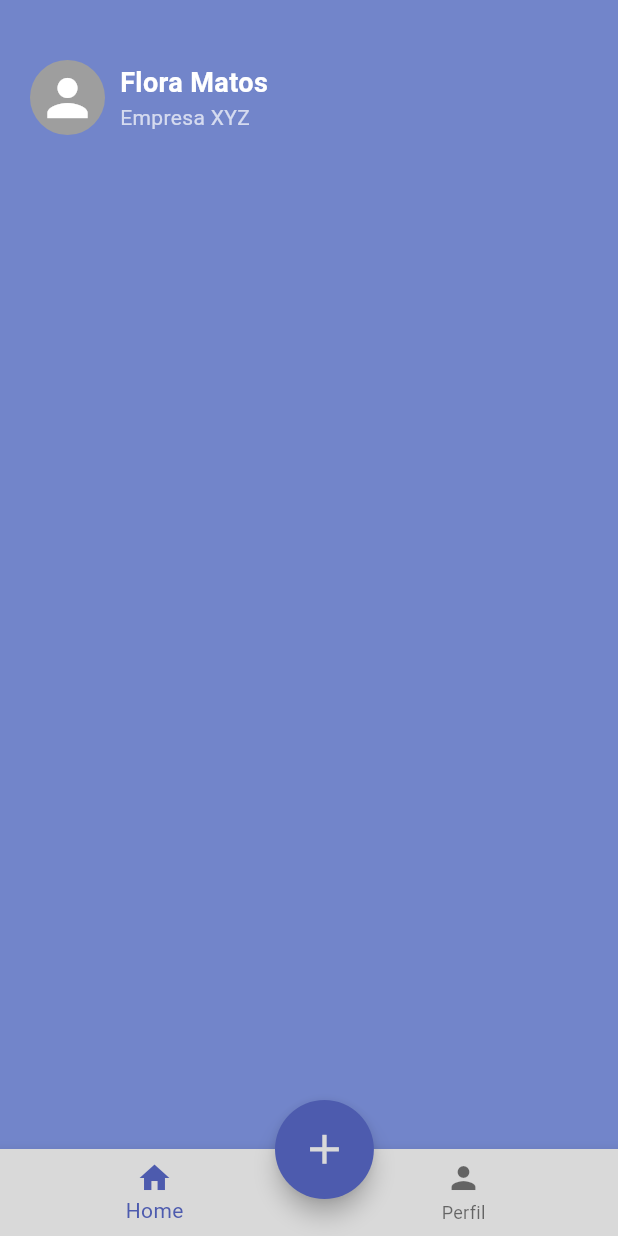
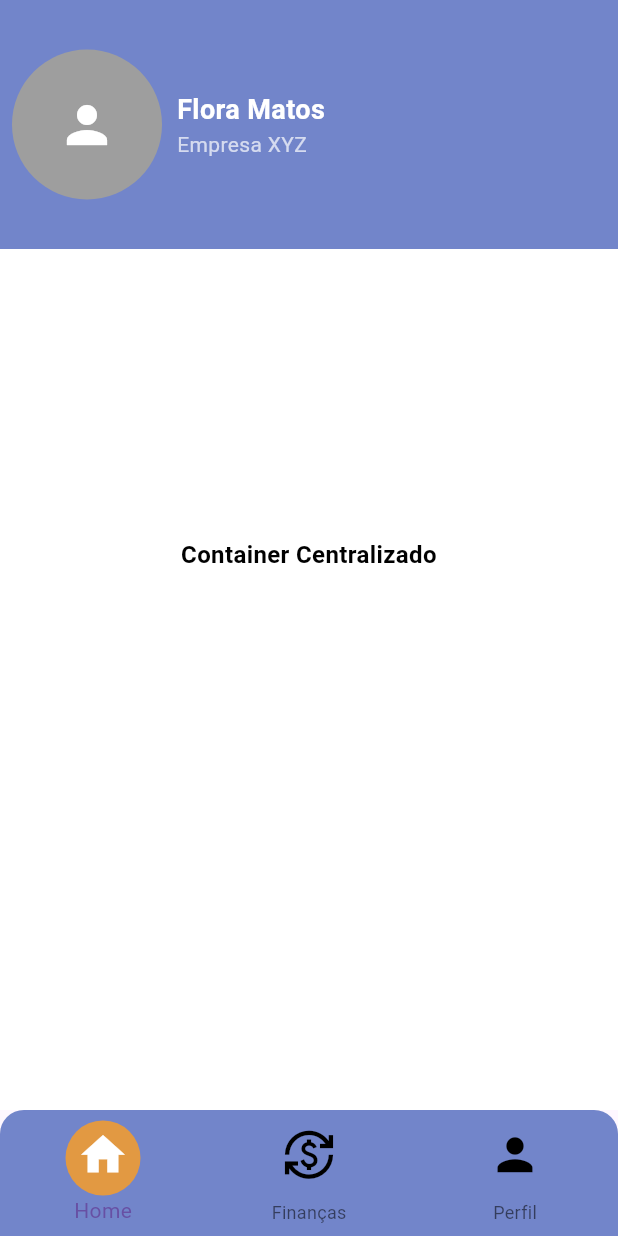
Before and after one commit to DavidHenrique2106/Precificando, a Flutter app: the screen it shows after launch, on a phone screen of 412 x 824 dp. Run offline on Flutter 3.47's test engine with Material 3 defaults, Android fonts, the phone set to English and light mode, and no system bars; our stand-ins replace charts_flutter, flutter_svg, image_picker, parse_server_sdk_flutter.

Commit message:
add:style homepage

```diff
--- a/lib/homeUser/home_page.dart
+++ b/lib/homeUser/home_page.dart
@@ -7,45 +7,89 @@ class MyHomePage extends StatefulWidget {
 }
 
 class _MyHomePageState extends State<MyHomePage> {
-  int _selectedIndex = 0; // Índice da página selecionada
-  bool isFABOpen = false;
-  bool isDarkened = false;
+  int _selectedIndex = 0;
 
-  // Páginas a serem exibidas no BottomNavigationBar
   static List<Widget> _widgetOptions = <Widget>[
     MyHomePage(), // Página inicial (Home)
     ProfilePage(), // Página do perfil
   ];
 
-  // Função para alternar entre as páginas ao clicar nos itens da barra de navegação
   void _onItemTapped(int index) {
     setState(() {
       _selectedIndex = index;
     });
   }
 
+  // Função para retornar o ícone envolvido em um contêiner com o rótulo
+  Widget _buildIconWithLabel(IconData icon, bool isSelected) {
+    return Container(
+      width: 50,
+      height: 50,
+      alignment: Alignment.bottomCenter,
+      decoration: BoxDecoration(
+        shape: BoxShape.circle,
+        color:
+            isSelected ? Color.fromRGBO(226, 153, 66, 1) : Colors.transparent,
+      ),
+      child: Column(
+        mainAxisAlignment: MainAxisAlignment.center,
+        children: [
+          Icon(
+            icon,
+            size: 35,
+            color: isSelected ? Colors.white : Colors.black,
+          ),
+          SizedBox(height: 4),
+        ],
+      ),
+    );
+  }
+
   @override
   Widget build(BuildContext context) {
     return Scaffold(
-      backgroundColor: Color.fromRGBO(114, 133, 202, 1),
       body: Stack(
         children: [
-          Container(
+          // Container centralizado que ocupa toda a tela
+          Positioned.fill(
+            child: Container(
+              color: Colors.transparent,
+              child: Center(
+                child: Container(
                   width: double.infinity,
                   height: double.infinity,
+                  color: Colors.white,
+                  child: Center(
+                    child: Text(
+                      'Container Centralizado',
+                      style: TextStyle(
+                        color: Colors.black,
+                        fontSize: 16,
+                        fontWeight: FontWeight.bold,
+                      ),
+                      textAlign: TextAlign.center,
+                    ),
+                  ),
+                ),
+              ),
+            ),
+          ),
+          // Foto de perfil, nome e nome da empresa no canto superior esquerdo com background
+          Positioned(
+            top: 0,
+            left: 0,
+            right: 0,
+            child: Container(
+              padding: EdgeInsets.all(8.0),
               decoration: BoxDecoration(
                 color: Color.fromRGBO(114, 133, 202, 1),
               ),
-          ),
-          // Foto de perfil, nome e nome da empresa no canto superior esquerdo
-          Positioned(
-            top: 40,
-            left: 20,
               child: Row(
+                mainAxisAlignment: MainAxisAlignment.start,
                 children: [
                   Container(
-                  width: 50,
-                  height: 50,
+                    width: 100,
+                    height: 150,
                     decoration: BoxDecoration(
                       shape: BoxShape.circle,
                       color: Colors.grey,
@@ -80,122 +124,46 @@ class _MyHomePageState extends State<MyHomePage> {
                 ],
               ),
             ),
+          ),
           // Modal flutuante com informações de título e descrição (Precificação)
-          AnimatedOpacity(
-            opacity: isDarkened ? 0.7 : 0.0,
-            duration: Duration(milliseconds: 200),
-            child: GestureDetector(
-              onTap: () {}, // Evento para fechar os modais
-              child: Container(
-                width: MediaQuery.of(context).size.width,
-                height: MediaQuery.of(context).size.height,
-                color: Colors.black,
-              ),
-            ),
-          ),
         ],
       ),
       // FAB Menu
-      floatingActionButton: Padding(
-        padding: EdgeInsets.only(
-          bottom: MediaQuery.of(context).size.height * 0.03,
-          left: MediaQuery.of(context).size.width * 0.05,
-        ),
-        child: Column(
-          mainAxisAlignment: MainAxisAlignment.end,
-          children: [
-            Visibility(
-              visible: isFABOpen,
-              child: Container(
-                child: Column(
-                  children: [
-                    // Adicione os FABs conforme necessário
-                  ],
+      bottomNavigationBar: Theme(
+        data: Theme.of(context).copyWith(
+          // Defina o estilo do texto para as labels do BottomNavigationBar
+          textTheme: Theme.of(context).textTheme.copyWith(
+                caption: TextStyle(color: Colors.white),
               ),
         ),
+        child: ClipRRect(
+          borderRadius: BorderRadius.only(
+            topLeft: Radius.circular(16.0),
+            topRight: Radius.circular(16.0),
           ),
-            SizedBox(height: MediaQuery.of(context).size.height * 0.022),
-            SizedBox(
-              width: MediaQuery.of(context).size.width * 0.16,
-              height: MediaQuery.of(context).size.width * 0.16,
-              child: FloatingActionButton(
-                onPressed: () {
-                  setState(() {
-                    isFABOpen = !isFABOpen;
-                  });
-                },
-                child: Icon(
-                  isFABOpen ? Icons.close : Icons.add,
-                  size: MediaQuery.of(context).size.width * 0.08,
-                  color: Color.fromRGBO(217, 217, 217, 1),
-                ),
-                backgroundColor: Color.fromRGBO(77, 91, 174, 1),
-                shape: RoundedRectangleBorder(
-                  borderRadius: BorderRadius.circular(
-                      MediaQuery.of(context).size.width * 0.08),
-                ),
-              ),
-            ),
-          ],
-        ),
-      ),
-      floatingActionButtonLocation:
-          FloatingActionButtonLocation.miniCenterDocked,
-      bottomNavigationBar: BottomNavigationBar(
-        backgroundColor: Color.fromRGBO(217, 217, 217, 1),
-        items: const <BottomNavigationBarItem>[
+          child: BottomNavigationBar(
+            backgroundColor: Color.fromRGBO(114, 133, 202, 1),
+            items: <BottomNavigationBarItem>[
               BottomNavigationBarItem(
-            icon: Icon(Icons.home),
+                icon: _buildIconWithLabel(Icons.home, _selectedIndex == 0),
                 label: 'Home',
               ),
               BottomNavigationBarItem(
-            icon: Icon(Icons.person),
+                icon: _buildIconWithLabel(
+                  Icons.currency_exchange_outlined,
+                  _selectedIndex == 1,
+                ),
+                label: 'Finanças',
+              ),
+              BottomNavigationBarItem(
+                icon: _buildIconWithLabel(Icons.person, _selectedIndex == 2),
                 label: 'Perfil',
               ),
             ],
             currentIndex: _selectedIndex,
-        selectedItemColor: Color.fromRGBO(77, 91, 174, 1),
             onTap: _onItemTapped,
           ),
-    );
-  }
-
-  // Método para construir o modal flutuante
-  Widget _buildModal(String title, String description) {
-    return Container(
-      width: MediaQuery.of(context).size.width * 0.4,
-      padding: EdgeInsets.all(10),
-      decoration: BoxDecoration(
-        color: Colors.white,
-        borderRadius: BorderRadius.circular(10),
-        boxShadow: [
-          BoxShadow(
-            color: Colors.black26,
-            blurRadius: 10,
-            offset: Offset(0, 4),
         ),
-        ],
-      ),
-      child: Column(
-        crossAxisAlignment: CrossAxisAlignment.start,
-        children: [
-          Text(
-            title,
-            style: TextStyle(
-              fontSize: 16,
-              fontWeight: FontWeight.bold,
-              color: Color.fromRGBO(77, 91, 174, 1),
-            ),
-          ),
-          SizedBox(height: 5),
-          Text(
-            description,
-            style: TextStyle(
-              fontSize: 14,
-              color: Colors.black54,
-            ),
-          ),
-        ],
       ),
     );
   }
```
Lines whose indentation alone changed are shown as unchanged.
